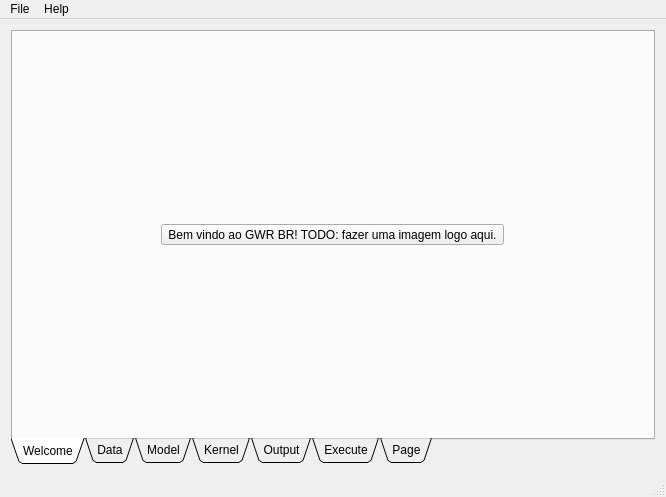
First picture: the form in Qt/mainwindow.ui, repository Anders1232/GWR_BR, before the edit.
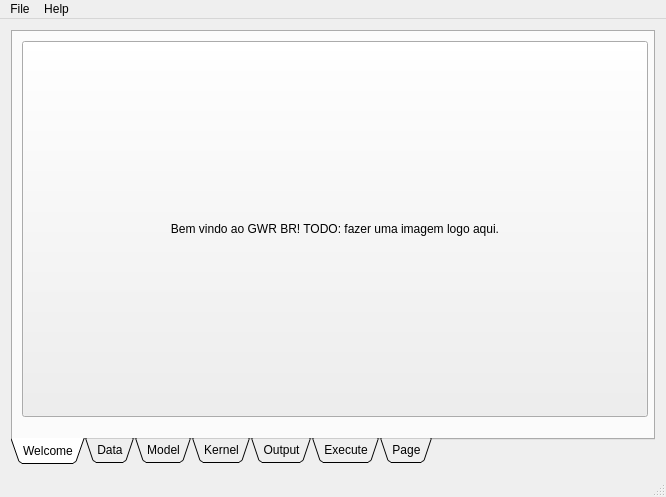
Second picture: the form after the edit. Icons and pictures are not drawn.

Commit message: Resolvido problema das mensagens de erro nem sempre aparecerem

What changed in the file:
```diff
--- a/Qt/mainwindow.ui
+++ b/Qt/mainwindow.ui
@@ -14,7 +14,7 @@
    <string>MainWindow</string>
   </property>
   <widget class="QWidget" name="centralWidget">
-   <layout class="QVBoxLayout" name="verticalLayout_2">
+   <layout class="QHBoxLayout" name="horizontalLayout_11">
     <item>
      <widget class="QTabWidget" name="tabWidget">
       <property name="sizeIncrement">
@@ -39,9 +39,15 @@
        <attribute name="title">
         <string>Welcome</string>
        </attribute>
-       <layout class="QHBoxLayout" name="horizontalLayout_11">
-        <item>
          <widget class="QToolButton" name="toolButton_3">
+        <property name="geometry">
+         <rect>
+          <x>9</x>
+          <y>9</y>
+          <width>626</width>
+          <height>376</height>
+         </rect>
+        </property>
           <property name="text">
            <string>Bem vindo ao GWR BR! TODO: fazer uma imagem logo aqui.</string>
           </property>
@@ -56,8 +62,6 @@
            </size>
           </property>
          </widget>
-        </item>
-       </layout>
       </widget>
       <widget class="QWidget" name="Data">
        <property name="toolTip">
```
Lines whose indentation alone changed are shown as unchanged. The commit also changes 1 other file.
